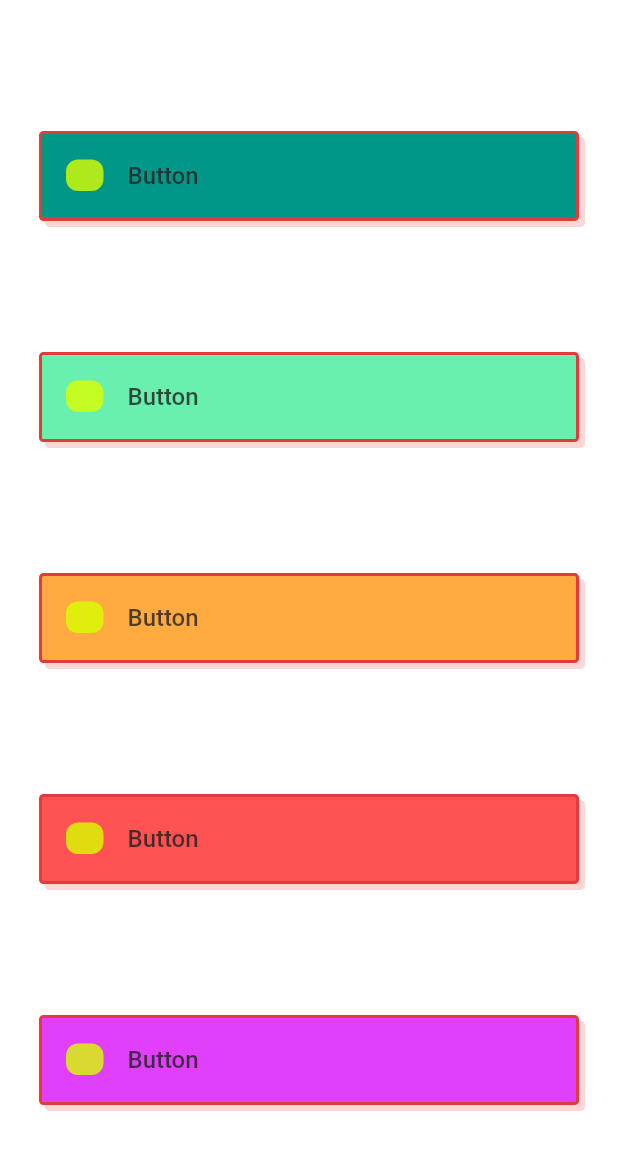
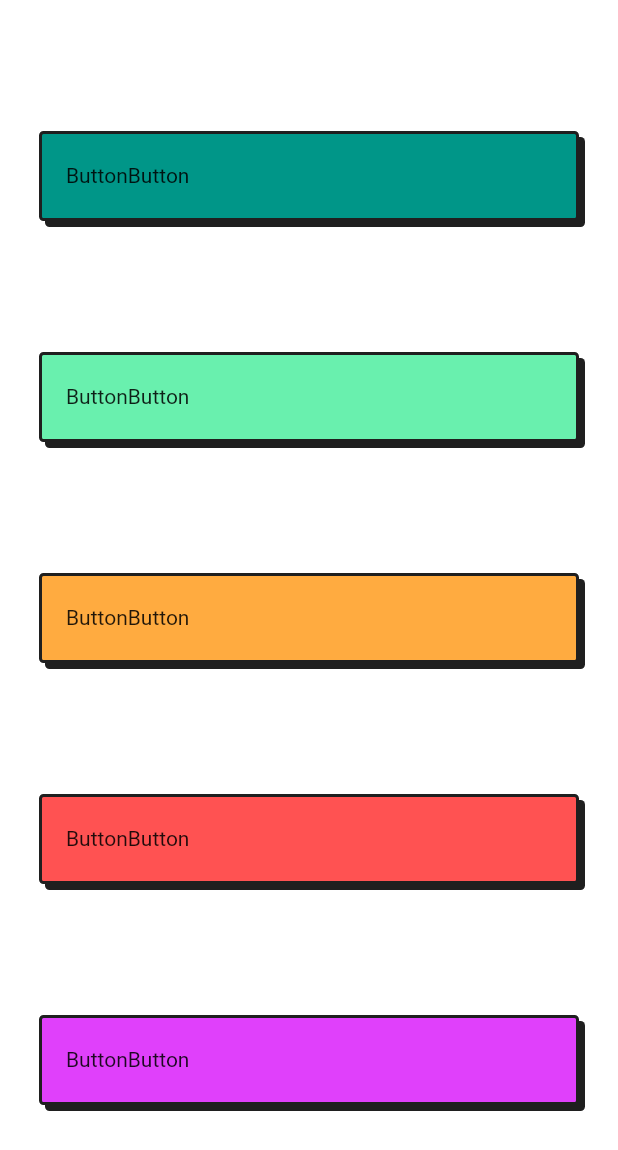
Before and after one commit to deepraj02/neubrutalism_ui, a Flutter app: the screen it shows after launch, on a phone screen of 412 x 824 dp. Shown: the top 1150 px of the screen. Run offline on Flutter 3.47's test engine with Material 2 defaults, Android fonts, the light colour scheme and no system bars.

Commit message:
fix: namespace, config widget name, workflows, issue templates

```diff
--- a/example/lib/main.dart
+++ b/example/lib/main.dart
@@ -16,19 +16,19 @@ class Main extends StatelessWidget {
             child: Column(
           mainAxisAlignment: MainAxisAlignment.spaceEvenly,
           children: [
-            Neubrutalism.button(
+            Neubrutalism.neuButton(
               buttonColor: Colors.teal,
             ),
-            Neubrutalism.button(
+            Neubrutalism.neuButton(
               buttonColor: Colors.greenAccent,
             ),
-            Neubrutalism.button(
+            Neubrutalism.neuButton(
               buttonColor: Colors.orangeAccent,
             ),
-            Neubrutalism.button(
+            Neubrutalism.neuButton(
               buttonColor: Colors.redAccent,
             ),
-            Neubrutalism.button(
+            Neubrutalism.neuButton(
               buttonColor: Colors.purpleAccent,
             )
           ],
--- a/lib/src/neubrutalism_ui.dart
+++ b/lib/src/neubrutalism_ui.dart
@@ -1,15 +1,14 @@
-// ignore_for_file: public_member_api_docs
+
 
 import 'package:flutter/material.dart';
 import 'package:neubrutalism_ui/neubrutalism_ui.dart';
 
 export 'widgets/buttons/button.dart';
 
-// Adding Namespace `Neubrutalism` for calling other widgets
 
 mixin Neubrutalism {
   //% Adding the Button Class.
-  static Button button({
+  static Button neuButton({
     String label = 'Button',
     Color buttonColor = Colors.white,
   }) {
--- a/lib/src/widgets/buttons/button.dart
+++ b/lib/src/widgets/buttons/button.dart
@@ -10,10 +10,10 @@ class Button extends StatefulWidget {
   );
 
   @override
-  State<Button> createState() => _ButtonState();
+  State<Button> createState() => ButtonState();
 }
 
-class _ButtonState extends State<Button> {
+class ButtonState extends State<Button> {
   @override
   Widget build(BuildContext context) {
     return GestureDetector(
@@ -23,12 +23,12 @@ class _ButtonState extends State<Button> {
         decoration: BoxDecoration(
           borderRadius: BorderRadius.circular(3),
           border: Border.all(
-            color: Color.fromARGB(255, 226, 59, 59),
+            color: Color(0xff1f1f1f),
             width: 2,
           ),
           boxShadow: [
             BoxShadow(
-              color: Color.fromARGB(255, 255, 214, 214),
+              color: Color(0xff1f1f1f),
               blurRadius: 0,
               offset: Offset(4, 4),
             ),
@@ -46,23 +46,16 @@ class _ButtonState extends State<Button> {
           mainAxisAlignment: MainAxisAlignment.start,
           crossAxisAlignment: CrossAxisAlignment.center,
           children: [
-            Container(
-              width: 25,
-              height: 25,
-              decoration: BoxDecoration(
-                borderRadius: BorderRadius.circular(8),
-                color: Color.fromARGB(204, 217, 255, 0),
-              ),
-            ),
-            SizedBox(width: 16),
-            Text(
-              widget.label,
-              style: TextStyle(
-                color: Color(0xcc1f1f1f),
-                fontSize: 16,
-                fontFamily: "Roboto",
-                fontWeight: FontWeight.w500,
-              ),
+            Row(
+              children: [
+                //SizedBox(width: 30),
+                Text(
+                  widget.label,
+                ),
+                Text(
+                  widget.label,
+                ),
+              ],
             ),
           ],
         ),
```
Also changed, not shown: pubspec.yaml (+6 -5 lines), .github/workflows/main.yaml, 1 other file.
